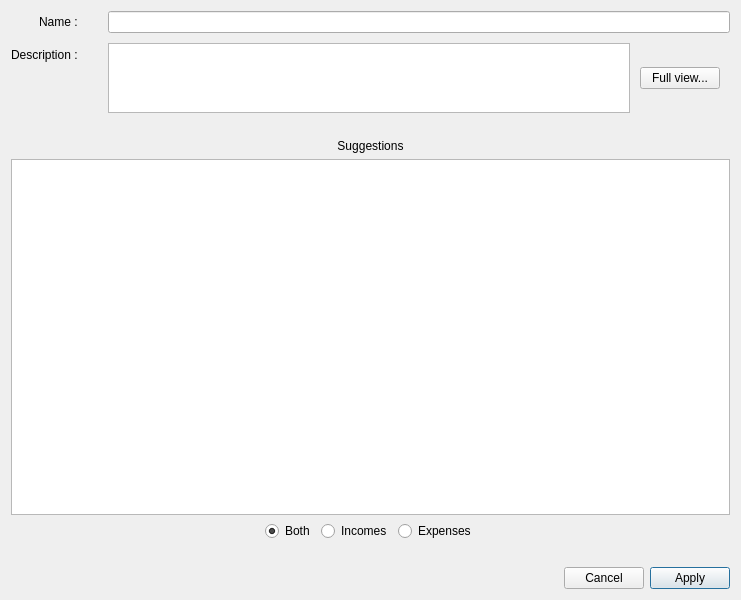
Above: src/edittagdialog.ui from redmoon1945/gbp before the change. Below: the same form after it.
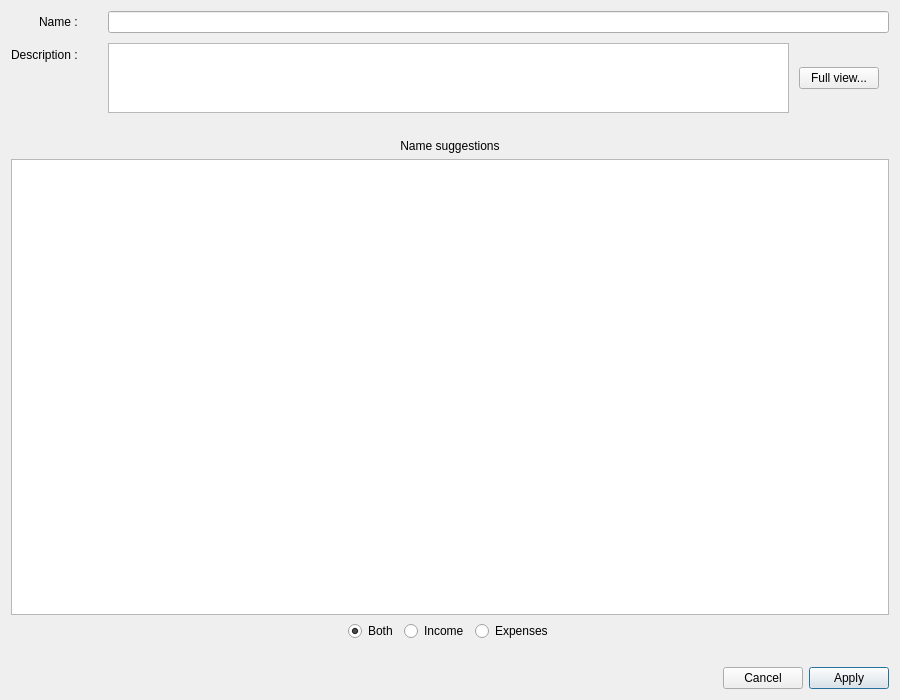
That is the form after the change.

What changed in the file:
```diff
--- a/src/edittagdialog.ui
+++ b/src/edittagdialog.ui
@@ -6,8 +6,8 @@
    <rect>
     <x>0</x>
     <y>0</y>
-    <width>741</width>
-    <height>600</height>
+    <width>900</width>
+    <height>700</height>
    </rect>
   </property>
   <property name="windowTitle">
@@ -65,11 +65,6 @@
              <verstretch>0</verstretch>
             </sizepolicy>
            </property>
-           <property name="font">
-            <font>
-             <italic>true</italic>
-            </font>
-           </property>
            <property name="toolTip">
             <string>&lt;html&gt;&lt;head/&gt;&lt;body&gt;&lt;p&gt;Description of the tag. Limited to 1000 characters.&lt;/p&gt;&lt;/body&gt;&lt;/html&gt;</string>
            </property>
@@ -142,7 +137,7 @@
        <item>
         <widget class="QLabel" name="label_2">
          <property name="text">
-          <string>Suggestions</string>
+          <string>Name suggestions</string>
          </property>
          <property name="alignment">
           <set>Qt::AlignmentFlag::AlignCenter</set>
@@ -198,7 +193,7 @@
        <item>
         <widget class="QRadioButton" name="incomesRadioButton">
          <property name="text">
-          <string>Incomes</string>
+          <string>Income</string>
          </property>
          <attribute name="buttonGroup">
           <string notr="true">buttonGroup</string>
```
